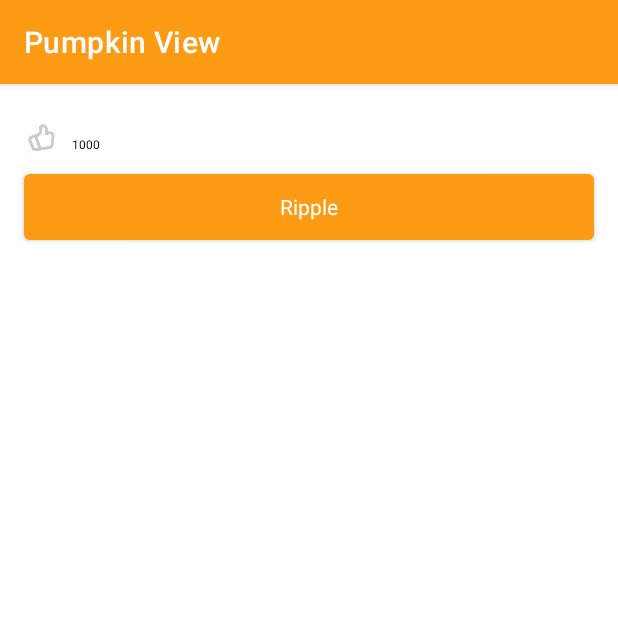
After one commit to chuwuwang/open-android-view, an Android app: the RippleLikeViewActivity screen opened directly, with no data from a screen before it, on a phone screen of 412 x 824 dp, the top half of it. The commit adds this screen. Run offline under Robolectric (Android 15) with nearby library versions, the phone set to English and light mode, and no system bars.

Commit message:
feat: add ripple like view

```diff
--- a/app/src/main/AndroidManifest.xml
+++ b/app/src/main/AndroidManifest.xml
@@ -32,6 +32,7 @@
         <activity android:name=".ui.container.FlipStereoLayoutActivity" />
 
         <activity android:name=".ui.animation.AnimationActivity" />
+        <activity android:name=".ui.animation.RippleLikeViewActivity" />
         <activity android:name=".ui.animation.DragRestoredViewActivity" />
         <activity android:name=".ui.animation.StereoBallSportViewActivity" />
 
--- /dev/null
+++ b/app/src/main/java/com/cat/view/customize/animation/RippleView.java
@@ -0,0 +1,122 @@
+package com.cat.view.customize.animation;
+
+import android.animation.Animator;
+import android.animation.AnimatorListenerAdapter;
+import android.animation.ValueAnimator;
+import android.content.Context;
+import android.graphics.Canvas;
+import android.graphics.Color;
+import android.graphics.Paint;
+import android.util.AttributeSet;
+import android.view.View;
+import android.view.ViewTreeObserver;
+
+import androidx.annotation.Nullable;
+
+/**
+ * 水纹扩散效果, 实际为一个圆圈有小变大的过程
+ */
+public class RippleView extends View {
+
+    private int mRadius;
+    private int mCenterX;
+    private int mCenterY;
+    private float mFraction = 0;
+
+    private Paint mPaint;
+    private ValueAnimator mAnimator;
+
+    private Callback callback;
+
+    public RippleView(Context context) {
+        super(context);
+        init();
+    }
+
+    public RippleView(Context context, @Nullable AttributeSet attrs) {
+        super(context, attrs);
+        init();
+    }
+
+    private void init() {
+        final int strokeWidth = 8;
+        int paintColor = Color.parseColor("#D4583D");
+
+        mPaint = new Paint();
+        mPaint.setColor(paintColor);
+        mPaint.setStyle(Paint.Style.STROKE);
+        mPaint.setStrokeWidth(strokeWidth);
+        getViewTreeObserver().addOnPreDrawListener(
+            new ViewTreeObserver.OnPreDrawListener() {
+
+                @Override
+                public boolean onPreDraw() {
+                    mCenterX = getWidth() / 2;
+                    mCenterY = getHeight() / 2;
+                    mRadius = mCenterX > mCenterY ? mCenterY : mCenterX;
+                    mRadius -= strokeWidth; // 剪掉边框宽度
+                    getViewTreeObserver().removeOnPreDrawListener(this);
+                    return true;
+                }
+
+            }
+        );
+        mAnimator = ValueAnimator.ofFloat(0, 1).setDuration(300);
+        mAnimator.addUpdateListener(
+            new ValueAnimator.AnimatorUpdateListener() {
+
+                @Override
+                public void onAnimationUpdate(ValueAnimator valueAnimator) {
+                    mFraction = (float) valueAnimator.getAnimatedValue();
+                    if (callback != null) {
+                        callback.update(mFraction);
+                    }
+                    invalidate();
+                }
+
+            }
+        );
+        mAnimator.addListener(
+            new AnimatorListenerAdapter() {
+
+                @Override
+                public void onAnimationStart(Animator animation) {
+                    if (callback != null) {
+                        callback.start();
+                    }
+                }
+
+                @Override
+                public void onAnimationEnd(Animator animation) {
+                    if (callback != null) {
+                        callback.end();
+                        callback = null;
+                    }
+                }
+
+            }
+        );
+    }
+
+    public void start(Callback callback) {
+        this.callback = callback;
+        mAnimator.start();
+    }
+
+    @Override
+    protected void onDraw(Canvas canvas) {
+        super.onDraw(canvas);
+        mPaint.setAlpha((int) (255 - 255 * mFraction));
+        canvas.drawCircle(mCenterX, mCenterY, mRadius * mFraction, mPaint);
+    }
+
+    public interface Callback {
+
+        void start();
+
+        void update(float fraction);
+
+        void end();
+    }
+
+}
--- a/app/src/main/java/com/cat/view/ui/animation/AnimationActivity.kt
+++ b/app/src/main/java/com/cat/view/ui/animation/AnimationActivity.kt
@@ -11,6 +11,7 @@ class AnimationActivity : ViewBindingActivity<ActivityAnimationMainBinding>() {
     }
 
     private fun initView() {
+        binding.btnRippleLike.setOnClickListener { openActivity<RippleLikeViewActivity>() }
         binding.btnDragRestored.setOnClickListener { openActivity<DragRestoredViewActivity>() }
         binding.btnStereoBallSport.setOnClickListener { openActivity<StereoBallSportViewActivity>() }
     }
--- /dev/null
+++ b/app/src/main/java/com/cat/view/ui/animation/RippleLikeViewActivity.kt
@@ -0,0 +1,112 @@
+package com.cat.view.ui.animation
+
+import android.animation.Animator
+import android.animation.AnimatorListenerAdapter
+import android.animation.AnimatorSet
+import android.animation.Keyframe
+import android.animation.ObjectAnimator
+import android.animation.PropertyValuesHolder
+import android.view.animation.DecelerateInterpolator
+import android.view.animation.OvershootInterpolator
+import com.cat.view.R
+import com.cat.view.customize.animation.RippleView
+import com.cat.view.databinding.ActivityAnimationRippleLikeBinding
+import com.cat.view.ui.ViewBindingActivity
+
+class RippleLikeViewActivity : ViewBindingActivity<ActivityAnimationRippleLikeBinding>() {
+
+    private var mSelected = false
+
+    override fun init() {
+        // 点赞与取消赞 like 按钮的 scale 变化 (1.0) -> (0.8) -> (1.0)
+        val hx1 = PropertyValuesHolder.ofFloat("scaleX", 0.8f)
+        val hy1 = PropertyValuesHolder.ofFloat("scaleY", 0.8f)
+        val oa1 = ObjectAnimator.ofPropertyValuesHolder(binding.imgLike, hx1, hy1)
+        oa1.interpolator = DecelerateInterpolator()
+        oa1.setDuration(300)
+        val likeListener = object : AnimatorListenerAdapter() {
+
+            override fun onAnimationStart(animation: Animator) {
+                if (mSelected) {
+                    binding.imgLike.setImageResource(R.drawable.ic_messages_like_selected)
+                    binding.rippleView.start(null)
+                } else {
+                    binding.imgLike.setImageResource(R.drawable.ic_messages_like_unselected)
+                }
+            }
+
+        }
+        val hx2 = PropertyValuesHolder.ofFloat("scaleX", 1.0f)
+        val hy2 = PropertyValuesHolder.ofFloat("scaleY", 1.0f)
+        val oa2 = ObjectAnimator.ofPropertyValuesHolder(binding.imgLike, hx2, hy2)
+        oa2.interpolator = OvershootInterpolator()
+        oa2.setDuration(300)
+        oa2.addListener(likeListener)
+
+        // shining 图标的 scale 变化 from (0.0) to (1.0)
+        val shiningListener = object : AnimatorListenerAdapter() {
+
+            override fun onAnimationStart(animation: Animator) {
+                binding.imgLikeShining.setAlpha(1.0f)
+            }
+
+        }
+        val hx3 = PropertyValuesHolder.ofFloat("scaleX", 1.0f)
+        val hy3 = PropertyValuesHolder.ofFloat("scaleY", 1.0f)
+        val oa3 = ObjectAnimator.ofPropertyValuesHolder(binding.imgLikeShining, hx3, hy3)
+        oa3.addListener(shiningListener)
+        oa2.setDuration(300)
+
+        val set1 = AnimatorSet()
+        set1.play(oa2).with(oa3).after(oa1)
+
+        /**
+         * 取消赞的动画 like 图标缩小, shining 图标变小, 同时变透明->like 图标变为灰色, like 图标放大, shining 图标变大, 透明->
+         */
+        val k1 = Keyframe.ofFloat(0f, 1f)
+        val k2 = Keyframe.ofFloat(0.5f, 0.8f)
+        val k3 = Keyframe.ofFloat(1f, 1f)
+        val hx4 = PropertyValuesHolder.ofKeyframe("scaleX", k1, k2, k3)
+        val hy4 = PropertyValuesHolder.ofKeyframe("scaleY", k1, k2, k3)
+
+        val oa5: Animator = ObjectAnimator.ofPropertyValuesHolder(binding.imgLikeShining, hx4, hy4)
+        oa5.duration = 300
+        val os6 = ObjectAnimator.ofFloat(binding.imgLikeShining, "alpha", 1f, 0f)
+        os6.duration = 300
+        val set2 = AnimatorSet()
+        set2.play(oa1).with(oa5).with(os6).before(oa2)
+
+        binding.viewLike.setOnClickListener {
+            mSelected = !mSelected
+            if (mSelected) {
+                set1.start()
+                binding.scrollNumberView.increment()
+            } else {
+                set2.start()
+                binding.scrollNumberView.decrement()
+            }
+        }
+
+        binding.btnRipple.setOnClickListener { binding.rippleView.start(rippleCallback) }
+    }
+
+    private val rippleCallback = object : RippleView.Callback {
+
+        override fun start() {
+            binding.imgLikeShining.animate().scaleX(1f).scaleY(1f).alpha(1f)
+                .withEndAction {
+                    binding.imgLikeShining.scaleX = 0f
+                    binding.imgLikeShining.scaleY = 0f
+                    binding.imgLikeShining.setAlpha(0.0f)
+                }.setDuration(300).start()
+        }
+
+        override fun update(fraction: Float) {
+        }
+
+        override fun end() {
+        }
+
+    }
+
+}
--- a/app/src/main/res/layout/activity_animation_main.xml
+++ b/app/src/main/res/layout/activity_animation_main.xml
@@ -29,4 +29,16 @@
         android:textColor="@android:color/white"
         android:textSize="14sp" />
 
+    <com.google.android.material.button.MaterialButton
+        android:id="@+id/btn_ripple_like"
+        android:layout_width="match_parent"
+        android:layout_height="56dp"
+        android:layout_marginStart="16dp"
+        android:layout_marginEnd="16dp"
+        android:gravity="center"
+        android:text="Ripple Like (点赞动画)"
+        android:textAppearance="?android:attr/textAppearance"
+        android:textColor="@android:color/white"
+        android:textSize="14sp" />
+
 </androidx.appcompat.widget.LinearLayoutCompat>
--- /dev/null
+++ b/app/src/main/res/layout/activity_animation_ripple_like.xml
@@ -0,0 +1,73 @@
+<?xml version="1.0" encoding="utf-8"?>
+<LinearLayout xmlns:android="http://schemas.android.com/apk/res/android"
+    xmlns:app="http://schemas.android.com/apk/res-auto"
+    android:layout_width="match_parent"
+    android:layout_height="match_parent"
+    android:background="#FFFFFF"
+    android:orientation="vertical">
+
+    <LinearLayout
+        android:layout_width="match_parent"
+        android:layout_height="wrap_content"
+        android:layout_marginStart="16dp"
+        android:layout_marginTop="16dp"
+        android:orientation="horizontal">
+
+        <RelativeLayout
+            android:id="@+id/view_like"
+            android:layout_width="wrap_content"
+            android:layout_height="wrap_content">
+
+            <com.cat.view.customize.animation.RippleView
+                android:id="@+id/ripple_view"
+                android:layout_width="24dp"
+                android:layout_height="24dp"
+                android:layout_centerInParent="true" />
+
+            <ImageView
+                android:id="@+id/img_like_shining"
+                android:layout_width="16dp"
+                android:layout_height="16dp"
+                android:layout_centerHorizontal="true"
+                android:alpha="0"
+                android:contentDescription="@null"
+                android:scaleX="0"
+                android:scaleY="0"
+                android:src="@drawable/ic_messages_like_selected_shining" />
+
+            <ImageView
+                android:id="@+id/img_like"
+                android:layout_width="20dp"
+                android:layout_height="20dp"
+                android:layout_below="@+id/img_like_shining"
+                android:layout_centerHorizontal="true"
+                android:layout_marginTop="-6dp"
+                android:contentDescription="@null"
+                android:src="@drawable/ic_messages_like_unselected" />
+
+        </RelativeLayout>
+
+        <com.cat.view.customize.text.ScrollNumberView
+            android:id="@+id/scroll_number_view"
+            android:layout_width="60dp"
+            android:layout_height="30dp"
+            android:layout_marginStart="8dp"
+            android:layout_marginTop="8dp"
+            app:scrollNumber_number="1000"
+            app:scrollNumber_textSize="8sp" />
+
+    </LinearLayout>
+
+    <com.google.android.material.button.MaterialButton
+        android:id="@+id/btn_ripple"
+        android:layout_width="match_parent"
+        android:layout_height="56dp"
+        android:layout_marginStart="16dp"
+        android:layout_marginEnd="16dp"
+        android:gravity="center"
+        android:text="Ripple"
+        android:textAppearance="?android:attr/textAppearance"
+        android:textColor="@android:color/white"
+        android:textSize="14sp" />
+
+</LinearLayout>
```
Also changed, not shown: app/src/main/res/drawable-xxhdpi/ic_messages_like_selected.png (added), app/src/main/res/drawable-xxhdpi/ic_messages_like_selected_shining.png (added), app/src/main/res/drawable-xxhdpi/ic_messages_like_unselected.png (added), 1 other file.
